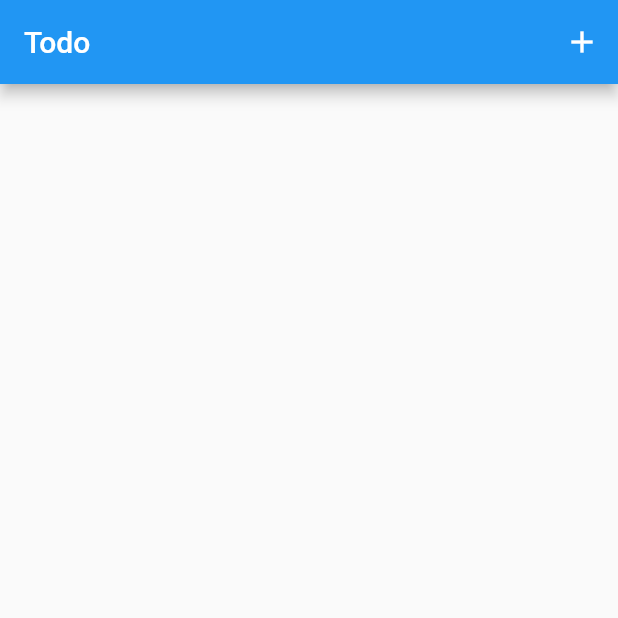
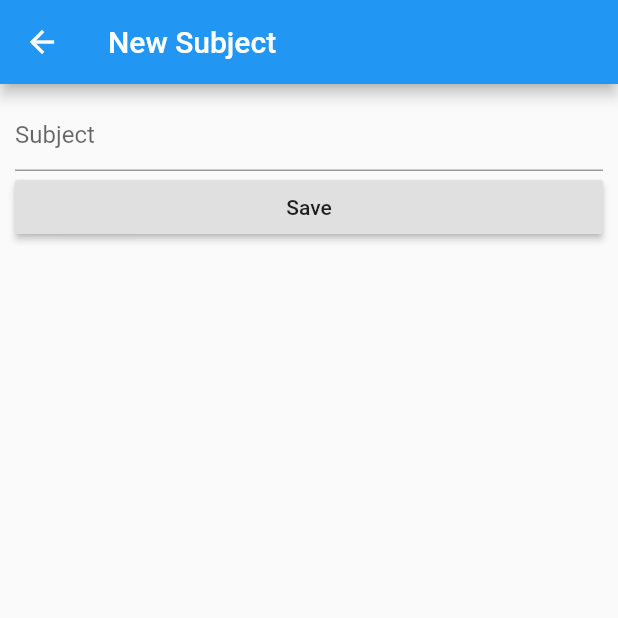
Before and after one commit to tintinap/flutter_assignment_02, a Flutter app: the screen it shows after launch, after a tap on the "add" icon, on a phone screen of 412 x 824 dp, the top half of it. Run offline on Flutter 3.47's test engine with Material 2 defaults, Android fonts, the phone set to English and light mode, and no system bars; our stand-ins replace sqflite; accounts and stored records are empty.

Commit message:
updated task and completed list

```diff
--- a/flutter_assignment_02/lib/gui/todolist_screen.dart
+++ /dev/null
@@ -1,34 +0,0 @@
-import 'package:flutter/material.dart';
-
-class TodoListScreen extends StatefulWidget {
-  @override
-  State<StatefulWidget> createState() {
-    // TODO: implement createState
-    return _TodoListState();
-  }
-}
-
-class _TodoListState extends State<TodoListScreen> {
-  @override
-  Widget build(BuildContext context) {
-    // TODO: implement build
-    return Scaffold(
-      appBar :AppBar(
-        title: Text('Todo'),
-        actions: <IconButton>[
-          IconButton(
-            icon: Icon(Icons.add),
-            onPressed: () {
-              Navigator.push(
-                  context,
-                  MaterialPageRoute(
-                    // builder: (context) => AddTaskPage(_updateList),
-                  ));
-            },
-          ),
-        ],
-      )
-    );
-  }
-
-}
--- a/flutter_assignment_02/lib/main.dart
+++ b/flutter_assignment_02/lib/main.dart
@@ -1,5 +1,6 @@
 import 'package:flutter/material.dart';
-import './gui/todolist_screen.dart';
+import './ui/todolist_screen.dart';
+import './ui/add_task_screen.dart';
 
 
 void main() => runApp(TodoApp());
@@ -17,6 +18,7 @@ class TodoApp extends StatelessWidget {
       initialRoute: "/",
       routes : {
         "/" : (context) => TodoListScreen(),
+        "/addTask" : (context) => AddTaskScreen(),
       }
     );
   }
--- a/flutter_assignment_02/lib/model/todo.dart
+++ b/flutter_assignment_02/lib/model/todo.dart
@@ -10,7 +10,7 @@ class Todo {
   String _title;
   bool _done;
 
-  ToDo({String title}) {
+  Todo({String title}) {
     this._title = title;
     this._done = false;
   }
@@ -67,7 +67,14 @@ class TodoProvider {
     });
   }
 
-    Future<Todo> getTodo(int id) async {
+  Future<Todo> insert(Todo todo) async {
+    todo.id = await _db.insert(
+      tableToDo,
+      todo.toMap());
+    return todo;
+  }
+
+  Future<Todo> getTodo(int id) async {
     List<Map> maps = await _db.query(
       tableToDo,
       columns: [columnID, columnDone, columnTitle],
@@ -81,13 +88,37 @@ class TodoProvider {
   }
 
   Future<int> delete(int id) async{
-    return await _db.delete(tableToDo, where: '$columnID = ?', whereArgs: [id]);
+    return await _db.delete(
+      tableToDo, where: '$columnID = ?',
+      whereArgs: [id]);
   }
 
   Future<int> update(Todo todo) async{
-    return await _db.update(tableToDo, todo.toMap(),
-    where: '$columnID = ?', whereArgs: [todo.id]
+    return await _db.update(
+      tableToDo, todo.toMap(),
+      where: '$columnID = ?',
+      whereArgs: [todo.id],
     );
+  }
+
+  Future<List<Todo>> getAllTask() async {
+    await this.open("todo.db");
+    List<Map<String, dynamic>> data = await _db.query(
+      tableToDo,
+      where: '$columnDone = 0'
+    );
+
+    return data.map((d) => Todo.formMap(d)).toList();
+  }
+
+  Future<List<Todo>> getAllCompleted() async {
+    await this.open("todo.db");
+    List<Map<String, dynamic>> data = await _db.query(
+      tableToDo,
+      where: '$columnDone = 1'
+    );
+
+    return data.map((d) => Todo.formMap(d)).toList();
   }
 
   Future close() async => _db.close();
--- /dev/null
+++ b/flutter_assignment_02/lib/ui/add_task_screen.dart
@@ -0,0 +1,66 @@
+import 'package:flutter/material.dart';
+import 'package:flutter_assignment_02/ui/todolist_screen.dart';
+import '../model/todo.dart';
+
+class AddTaskScreen extends StatefulWidget {
+
+
+  @override
+  State<StatefulWidget> createState() {
+    return AddTask();
+  }
+
+}
+
+class AddTask extends State<AddTaskScreen> {
+  final TodoProvider _todoStorage = TodoProvider();
+  final TextEditingController _subjectController = TextEditingController();
+  final  _formkey = GlobalKey<FormState>();
+
+
+  @override
+  Widget build(BuildContext context) {
+    _todoStorage.open('todo.db');
+    return Scaffold(
+      appBar : AppBar(
+        title: Text("New Subject"),
+      ),
+        body: Padding(
+          padding: const EdgeInsets.all(10.0),
+          child: Form(
+            key: _formkey,
+            child: ListView(
+              children: <Widget>[
+                TextFormField(
+                  decoration: InputDecoration(hintText: 'Subject'),
+                  controller: _subjectController,
+                  validator: (value) {
+                    if (value.isEmpty) {
+                      return 'Please fill subject';
+                    }
+                  },
+                ),
+                RaisedButton(
+                  child: Text('Save'),
+                  onPressed: () async {
+                    if (_formkey.currentState.validate()) {
+                      Todo data = Todo();
+                      data.title = _subjectController.text;
+                      data.done = false;
+                      print('going to insert '+ _subjectController.text);
+                      await  _todoStorage.insert(data);
+                    //   TodoListState.todoList.add(data);
+                      print('added data');
+                      Navigator.pop(context);
+                    }
+                  }
+                )
+              ],
+            ),
+          ),
+        // ]
+      ),
+    );
+  }
+
+}
--- /dev/null
+++ b/flutter_assignment_02/lib/ui/task_content.dart
@@ -0,0 +1,62 @@
+import 'package:flutter/material.dart';
+import 'package:flutter_assignment_02/model/todo.dart';
+import 'package:flutter_assignment_02/ui/todolist_screen.dart';
+
+class Task extends StatefulWidget {
+  @override
+  State<StatefulWidget> createState() {
+    return TaskState();
+  }
+
+}
+
+class TaskState extends State<Task> {
+  TodoProvider _todoStorage = TodoProvider();
+
+  @override
+  Widget build(BuildContext context) {
+
+    return Container(
+      child: FutureBuilder<List<Todo>>(
+        future: _todoStorage.getAllTask(),
+        builder: (BuildContext context, AsyncSnapshot<List<Todo>> snapshot) {
+          TodoListState.todoList = [];
+          if (snapshot.hasData) {
+            for (var i in snapshot.data) {
+              TodoListState.todoList.add(i);
+            }
+          return TodoListState.todoList.length != 0 ?
+            ListView.builder(
+              itemCount: TodoListState.todoList.length,
+              itemBuilder: (BuildContext context, int index) {
+                Todo item = TodoListState.todoList[index];
+                return ListTile(
+                  title: Text(item.title),
+                  trailing: Checkbox(
+                    onChanged: (bool done) async {
+                        setState(() {
+                          item.done = done;
+                        });
+                        _todoStorage.update(item);
+                      },
+                    value: item.done,
+                  ),
+                );
+              }
+            ): Center (
+              child: Text("No Data Found.."),
+            );
+
+
+          } else {
+              return Center(
+                child: Text("No Data Found.."),
+              );
+          }
+        }
+      )
+    );
+
+  }
+
+}
--- /dev/null
+++ b/flutter_assignment_02/lib/ui/todolist_screen.dart
@@ -0,0 +1,81 @@
+import 'package:flutter/material.dart';
+import 'package:flutter_assignment_02/model/todo.dart';
+import 'package:flutter_assignment_02/ui/completed_content.dart';
+import 'package:flutter_assignment_02/ui/task_content.dart';
+
+class TodoListScreen extends StatefulWidget {
+  @override
+  State<StatefulWidget> createState() {
+
+    return TodoListState();
+  }
+}
+
+class TodoListState extends State<TodoListScreen> {
+  static List<Todo> todoList = [];
+  static List<Todo> completedList = [];
+  TodoProvider _todoStorage = TodoProvider();
+  int _currentIndex = 0;
+  List<Widget> _content = [Task(), Completed()];
+
+
+  @override
+  Widget build(BuildContext context) {
+
+     final List icons = <Widget>[
+      IconButton(
+          icon: Icon(Icons.add),
+          onPressed: (){
+            Navigator.pushNamed(context, "/addTask");
+            },
+          ),
+      IconButton(
+          icon: Icon(Icons.delete),
+          onPressed: () async {
+            for(var item in completedList){
+              print(item.id);
+              await _todoStorage.delete(item.id);
+            }
+            setState(() {
+              completedList = [];
+            });
+            },
+          ),
+    ];
+
+
+    return Scaffold(
+      appBar :AppBar(
+        title: Text('Todo'),
+        actions: <Widget>[
+          _currentIndex == 0 ? icons[0] : icons[1],
+        ],
+      ),
+
+      body: _content[_currentIndex],
+
+      bottomNavigationBar: Theme(
+        data: Theme.of(context).copyWith(
+          //sets the background color of bottomNavigationBar
+          canvasColor: Colors.white,
+        ),
+        child: BottomNavigationBar(
+          items: <BottomNavigationBarItem>[
+            BottomNavigationBarItem( icon: Icon(Icons.list), title: Text("Task"),),
+            BottomNavigationBarItem( icon: Icon(Icons.check), title: Text("Completed"),),
+          ],
+
+          fixedColor: Colors.blue,
+          currentIndex: _currentIndex,
+          onTap: (int index) {
+            setState(() {
+              _currentIndex = index;
+            });
+          },
+        ),
+      ),
+
+    );
+  }
+
+}
```
Also changed, not shown: flutter_assignment_02/lib/ui/completed_content.dart (added, +60 -0 lines).
